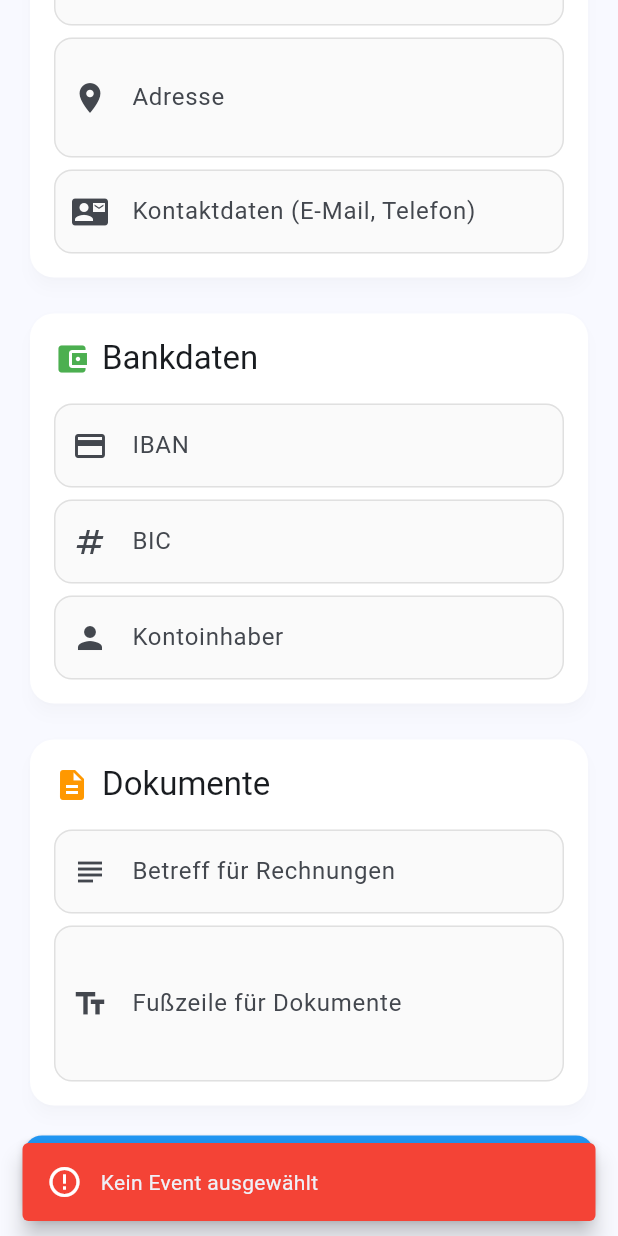
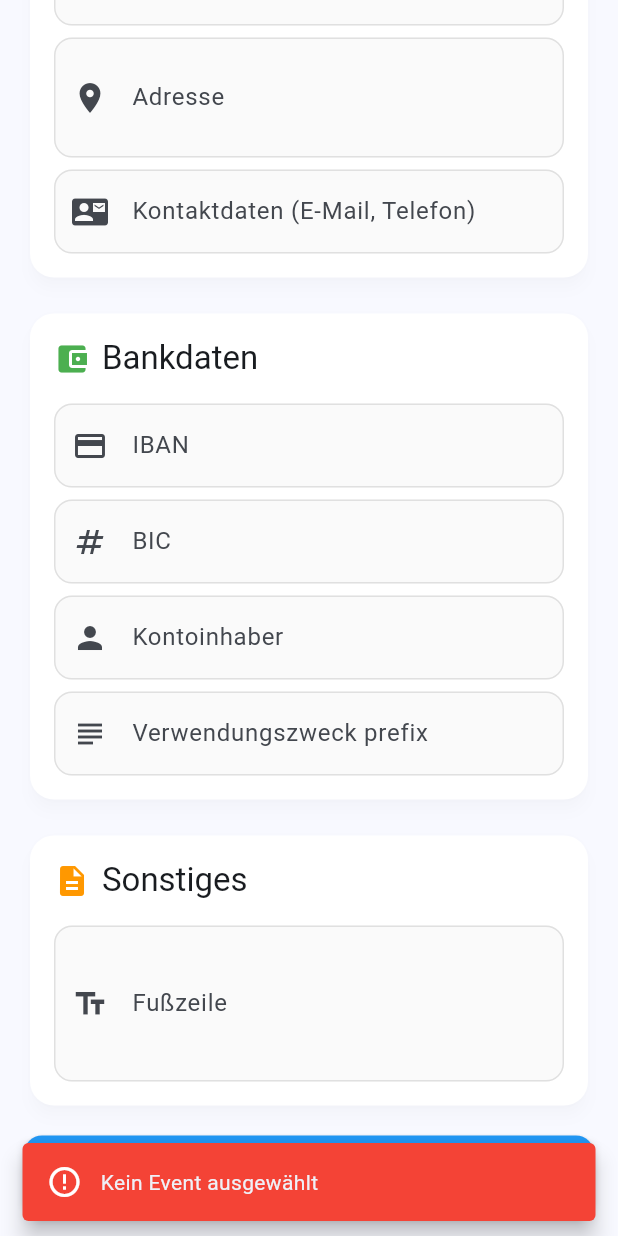
Before and after one commit to ptC7H12/Freizeitkasse, a Flutter app: the _GeneralSettingsTab widget shown alone on an empty page, opened directly, scrolled down 119 dp, after a tap on "Speichern", on a phone screen of 412 x 824 dp. Run offline on Flutter 3.47's test engine with Material 3 defaults, Android fonts, the phone set to English and light mode, and no system bars; our stand-ins replace drift, file_picker, fl_chart, flutter_riverpod, logger, pdf and 2 more; missing offline and left inert: barcode, excel; accounts and stored records are empty; generated files the repository leaves out were written again.

Commit message:
feat: Implementiere konfigurierbaren Verwendungszweck für Rechnungen
- Füge verwendungszweckPrefix zur Settings-Tabelle hinzu
- Aktualisiere Settings-UI: Verschiebe Feld in Bankdaten-Gruppe
- Benenne "Betreff für Rechnungen" in "Verwendungszweck prefix" um
- Benenne "Fußzeile für Dokumente" in "Fußzeile" um
- Benenne Gruppe "Dokumente" in "Sonstiges" um
- Verwende Prefix + Name für Verwendungszweck in PDF-Rechnungen:
  * Einzelteilnehmer: prefix + Teilnehmername
  * Familien: prefix + Familienname
- Aktualisiere SEPA QR-Code mit neuem Verwendungszweck
- Passe Zahlungshinweis-Text entsprechend an

```diff
--- a/lib/data/database/app_database.dart
+++ b/lib/data/database/app_database.dart
@@ -167,6 +167,7 @@ class Settings extends Table {
   TextColumn get bankName => text().withLength(max: 200).nullable()();
   TextColumn get iban => text().withLength(max: 34).nullable()();
   TextColumn get bic => text().withLength(max: 11).nullable()();
+  TextColumn get verwendungszweckPrefix => text().withLength(max: 100).nullable()();
   TextColumn get invoiceFooter => text().nullable()();
   TextColumn get githubRulesetPath => text().nullable()();
   DateTimeColumn get createdAt => dateTime().withDefault(currentDateAndTime)();
--- a/lib/data/repositories/settings_repository.dart
+++ b/lib/data/repositories/settings_repository.dart
@@ -59,6 +59,7 @@ class SettingsRepository {
     String? bankName,
     String? iban,
     String? bic,
+    String? verwendungszweckPrefix,
     String? invoiceFooter,
     String? githubRulesetPath,
   }) async {
@@ -78,6 +79,7 @@ class SettingsRepository {
             bankName: Value(bankName),
             iban: Value(iban),
             bic: Value(bic),
+            verwendungszweckPrefix: Value(verwendungszweckPrefix),
             invoiceFooter: Value(invoiceFooter),
             githubRulesetPath: Value(githubRulesetPath),
           ),
@@ -95,6 +97,7 @@ class SettingsRepository {
             bankName: Value(bankName),
             iban: Value(iban),
             bic: Value(bic),
+            verwendungszweckPrefix: Value(verwendungszweckPrefix),
             invoiceFooter: Value(invoiceFooter),
             githubRulesetPath: Value(githubRulesetPath),
             updatedAt: Value(DateTime.now()),
--- a/lib/screens/participants/participant_detail_screen.dart
+++ b/lib/screens/participants/participant_detail_screen.dart
@@ -143,6 +143,7 @@ class _ParticipantDetailScreenState extends ConsumerState<ParticipantDetailScree
           familyMembers: familyMembers,
           familyPayments: allPayments,
           settings: settings,
+          verwendungszweckPrefix: settings?.verwendungszweckPrefix,
         );
         if (mounted) {
           context.showSuccess('Familienrechnung erstellt: $filePath');
@@ -154,6 +155,7 @@ class _ParticipantDetailScreenState extends ConsumerState<ParticipantDetailScree
           eventName: currentEvent?.name ?? 'Veranstaltung',
           payments: _payments,
           settings: settings,
+          verwendungszweckPrefix: settings?.verwendungszweckPrefix,
         );
         if (mounted) {
           context.showSuccess('Rechnung erstellt: $filePath');
--- a/lib/screens/settings/settings_screen.dart
+++ b/lib/screens/settings/settings_screen.dart
@@ -16,7 +16,7 @@ import '../../widgets/responsive_scaffold.dart';
 
 /// Einstellungen-Screen mit Tabs
 ///
-/// Tab 1: Allgemein (Organisation, Bankdaten, Betreff, Fußzeile)
+/// Tab 1: Allgemein (Organisation, Bankdaten, Verwendungszweck prefix, Fußzeile)
 /// Tab 2: Regelwerk (GitHub-Verzeichnis, Import, Dokumentation-Link)
 /// Tab 3: Kategorien (Ausgaben- und Einnahmen-Kategorien)
 /// Tab 4: App-Infos (Version, Lizenzen)
@@ -147,10 +147,11 @@ class _GeneralSettingsTabState extends ConsumerState<_GeneralSettingsTab> {
       setState(() {
         _organizationController.text = settings.organizationName ?? '';
         _addressController.text = settings.organizationStreet ?? '';
-        // _contactController could map to a new field or be stored in city temporarily
+        // _contactController is not saved to DB (UI only field)
         _ibanController.text = settings.iban ?? '';
         _bicController.text = settings.bic ?? '';
         _accountHolderController.text = settings.bankName ?? '';
+        _subjectController.text = settings.verwendungszweckPrefix ?? '';
         _footerController.text = settings.invoiceFooter ?? '';
       });
     }
@@ -188,6 +189,9 @@ class _GeneralSettingsTabState extends ConsumerState<_GeneralSettingsTab> {
         bankName: _accountHolderController.text.trim().isEmpty
             ? null
             : _accountHolderController.text.trim(),
+        verwendungszweckPrefix: _subjectController.text.trim().isEmpty
+            ? null
+            : _subjectController.text.trim(),
         invoiceFooter: _footerController.text.trim().isEmpty
             ? null
             : _footerController.text.trim(),
@@ -310,6 +314,16 @@ class _GeneralSettingsTabState extends ConsumerState<_GeneralSettingsTab> {
                     prefixIcon: Icon(Icons.person),
                   ),
                 ),
+                const SizedBox(height: AppConstants.spacingS),
+                TextFormField(
+                  controller: _subjectController,
+                  decoration: const InputDecoration(
+                    labelText: 'Verwendungszweck prefix',
+                    border: OutlineInputBorder(),
+                    prefixIcon: Icon(Icons.subject),
+                    hintText: 'z.B. Sommerfreizeit 2024',
+                  ),
+                ),
               ],
             ),
           ),
@@ -317,7 +331,7 @@ class _GeneralSettingsTabState extends ConsumerState<_GeneralSettingsTab> {
 
         const SizedBox(height: AppConstants.spacing),
 
-        // Dokumente Card
+        // Sonstiges Card
         Card(
           child: Padding(
             padding: AppConstants.paddingAll16,
@@ -329,26 +343,16 @@ class _GeneralSettingsTabState extends ConsumerState<_GeneralSettingsTab> {
                     const Icon(Icons.description, color: Color(0xFFFF9800)),
                     const SizedBox(width: AppConstants.spacingS),
                     Text(
-                      'Dokumente',
+                      'Sonstiges',
                       style: Theme.of(context).textTheme.titleLarge,
                     ),
                   ],
                 ),
                 const SizedBox(height: AppConstants.spacing),
                 TextFormField(
-                  controller: _subjectController,
-                  decoration: const InputDecoration(
-                    labelText: 'Betreff für Rechnungen',
-                    border: OutlineInputBorder(),
-                    prefixIcon: Icon(Icons.subject),
-                    hintText: 'z.B. Rechnung Sommerfreizeit 2024',
-                  ),
-                ),
-                const SizedBox(height: AppConstants.spacingS),
-                TextFormField(
                   controller: _footerController,
                   decoration: const InputDecoration(
-                    labelText: 'Fußzeile für Dokumente',
+                    labelText: 'Fußzeile',
                     border: OutlineInputBorder(),
                     prefixIcon: Icon(Icons.text_fields),
                     hintText: 'z.B. Mit freundlichen Grüßen...',
--- a/lib/services/pdf_export_service.dart
+++ b/lib/services/pdf_export_service.dart
@@ -341,6 +341,7 @@ class PdfExportService {
     required String eventName,
     List<Payment>? payments,
     Setting? settings,
+    String? verwendungszweckPrefix,
   }) async {
     final pdf = pw.Document();
     final now = DateTime.now();
@@ -351,6 +352,12 @@ class PdfExportService {
     final totalPrice = participant.manualPriceOverride ?? participant.calculatedPrice;
     final totalPaid = payments?.fold<double>(0, (sum, payment) => sum + payment.amount) ?? 0.0;
     final outstanding = totalPrice - totalPaid;
+
+    // Build Verwendungszweck
+    final participantName = '${participant.firstName} ${participant.lastName}';
+    final verwendungszweck = verwendungszweckPrefix != null && verwendungszweckPrefix.isNotEmpty
+        ? '$verwendungszweckPrefix $participantName'
+        : invoiceNumber;
 
     pdf.addPage(
       pw.MultiPage(
@@ -552,7 +559,7 @@ class PdfExportService {
                         pw.SizedBox(height: 10),
                       ],
                       pw.Text(
-                        'Verwendungszweck: $invoiceNumber',
+                        'Verwendungszweck: $verwendungszweck',
                         style: pw.TextStyle(fontWeight: pw.FontWeight.bold),
                       ),
                       pw.Text('Betrag: ${outstanding.toStringAsFixed(2)} EUR'),
@@ -571,7 +578,7 @@ class PdfExportService {
                         iban: settings.iban!,
                         bic: settings.bic,
                         amount: outstanding,
-                        reference: invoiceNumber,
+                        reference: verwendungszweck,
                       ),
                     ),
                   ),
@@ -579,7 +586,7 @@ class PdfExportService {
             ),
             pw.SizedBox(height: 20),
             pw.Text(
-              'Bitte überweisen Sie den offenen Betrag unter Angabe der Rechnungsnummer.',
+              'Bitte überweisen Sie den offenen Betrag unter Angabe des Verwendungszwecks.',
               style: const pw.TextStyle(fontSize: 10),
             ),
           ] else ...[
@@ -643,6 +650,7 @@ class PdfExportService {
     List<Participant>? familyMembers,
     List<Payment>? familyPayments,
     Setting? settings,
+    String? verwendungszweckPrefix,
   }) async {
     final pdf = pw.Document();
     final now = DateTime.now();
@@ -659,6 +667,12 @@ class PdfExportService {
     // Calculate total payments (both direct family payments and member payments)
     final totalPaid = familyPayments?.fold<double>(0, (sum, payment) => sum + payment.amount) ?? 0.0;
     final outstanding = totalPrice - totalPaid;
+
+    // Build Verwendungszweck
+    final familyName = family.lastName;
+    final verwendungszweck = verwendungszweckPrefix != null && verwendungszweckPrefix.isNotEmpty
+        ? '$verwendungszweckPrefix $familyName'
+        : invoiceNumber;
 
     pdf.addPage(
       pw.MultiPage(
@@ -862,7 +876,7 @@ class PdfExportService {
                         pw.SizedBox(height: 10),
                       ],
                       pw.Text(
-                        'Verwendungszweck: $invoiceNumber',
+                        'Verwendungszweck: $verwendungszweck',
                         style: pw.TextStyle(fontWeight: pw.FontWeight.bold),
                       ),
                       pw.Text('Betrag: ${outstanding.toStringAsFixed(2)} EUR'),
@@ -881,7 +895,7 @@ class PdfExportService {
                         iban: settings.iban!,
                         bic: settings.bic,
                         amount: outstanding,
-                        reference: invoiceNumber,
+                        reference: verwendungszweck,
                       ),
                     ),
                   ),
@@ -889,7 +903,7 @@ class PdfExportService {
             ),
             pw.SizedBox(height: 20),
             pw.Text(
-              'Bitte überweisen Sie den offenen Betrag unter Angabe der Rechnungsnummer.',
+              'Bitte überweisen Sie den offenen Betrag unter Angabe des Verwendungszwecks.',
               style: const pw.TextStyle(fontSize: 10),
             ),
           ] else ...[
```
